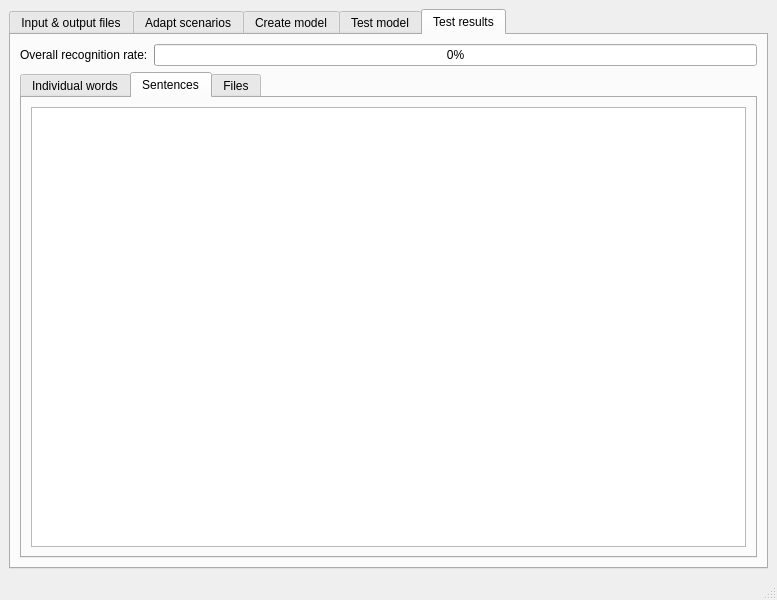
This is sam/src/main.ui in KDE/simon as Qt 5 draws it before an edit. The edited form follows.
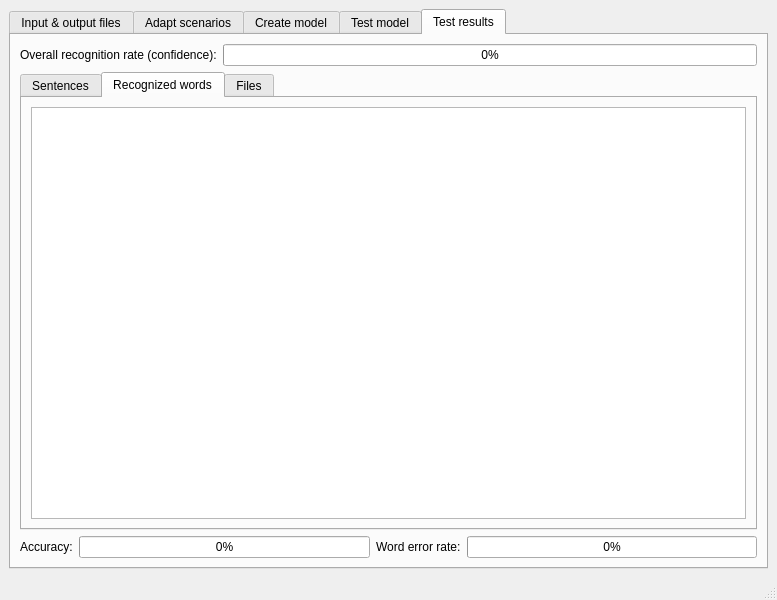
This is the edited form. The open tabs and pages were chosen to show the change. Custom widgets are drawn as their Qt base class.

Commit message: Finishing new test result scoring

```diff
--- a/sam/src/main.ui
+++ b/sam/src/main.ui
@@ -511,11 +511,11 @@
        </attribute>
        <layout class="QVBoxLayout" name="verticalLayout_15">
         <item>
-         <layout class="QHBoxLayout" name="horizontalLayout_4">
+         <layout class="QHBoxLayout" name="horizontalLayout_7">
           <item>
            <widget class="QLabel" name="lbRecognitionRate">
             <property name="text">
-             <string>Overall recognition rate:</string>
+             <string>Overall recognition rate (confidence):</string>
             </property>
            </widget>
           </item>
@@ -536,23 +536,40 @@
           <property name="currentIndex">
            <number>0</number>
           </property>
-          <widget class="QWidget" name="pgWordResults">
-           <attribute name="title">
-            <string>Individual words</string>
-           </attribute>
-           <layout class="QVBoxLayout" name="verticalLayout_16">
-            <item>
-             <widget class="QTableView" name="tvWordResults"/>
-            </item>
-           </layout>
-          </widget>
+          <property name="automaticResizeTabs">
+           <bool>false</bool>
+          </property>
           <widget class="QWidget" name="pgSentenceResults">
            <attribute name="title">
             <string>Sentences</string>
            </attribute>
            <layout class="QVBoxLayout" name="verticalLayout_17">
             <item>
-             <widget class="QTableView" name="tvSentenceResults"/>
+             <widget class="QTableView" name="tvSentenceResults">
+              <property name="selectionBehavior">
+               <enum>QAbstractItemView::SelectRows</enum>
+              </property>
+              <property name="sortingEnabled">
+               <bool>true</bool>
+              </property>
+             </widget>
+            </item>
+           </layout>
+          </widget>
+          <widget class="QWidget" name="tab_2">
+           <attribute name="title">
+            <string>Recognized words</string>
+           </attribute>
+           <layout class="QVBoxLayout" name="verticalLayout_13">
+            <item>
+             <widget class="QTableView" name="tvWordResults">
+              <property name="selectionBehavior">
+               <enum>QAbstractItemView::SelectRows</enum>
+              </property>
+              <property name="sortingEnabled">
+               <bool>true</bool>
+              </property>
+             </widget>
             </item>
            </layout>
           </widget>
@@ -613,6 +630,38 @@
           </widget>
          </widget>
         </item>
+        <item>
+         <layout class="QHBoxLayout" name="horizontalLayout_4">
+          <item>
+           <widget class="QLabel" name="label_7">
+            <property name="text">
+             <string>Accuracy:</string>
+            </property>
+           </widget>
+          </item>
+          <item>
+           <widget class="QProgressBar" name="pbAccuracy">
+            <property name="value">
+             <number>0</number>
+            </property>
+           </widget>
+          </item>
+          <item>
+           <widget class="QLabel" name="label_6">
+            <property name="text">
+             <string>Word error rate:</string>
+            </property>
+           </widget>
+          </item>
+          <item>
+           <widget class="QProgressBar" name="pbWordErrorRate">
+            <property name="value">
+             <number>0</number>
+            </property>
+           </widget>
+          </item>
+         </layout>
+        </item>
        </layout>
       </widget>
      </widget>
```
Left out of the diff: 2 changed lines with no effect on the pictures. The commit also changes 13 other files.
